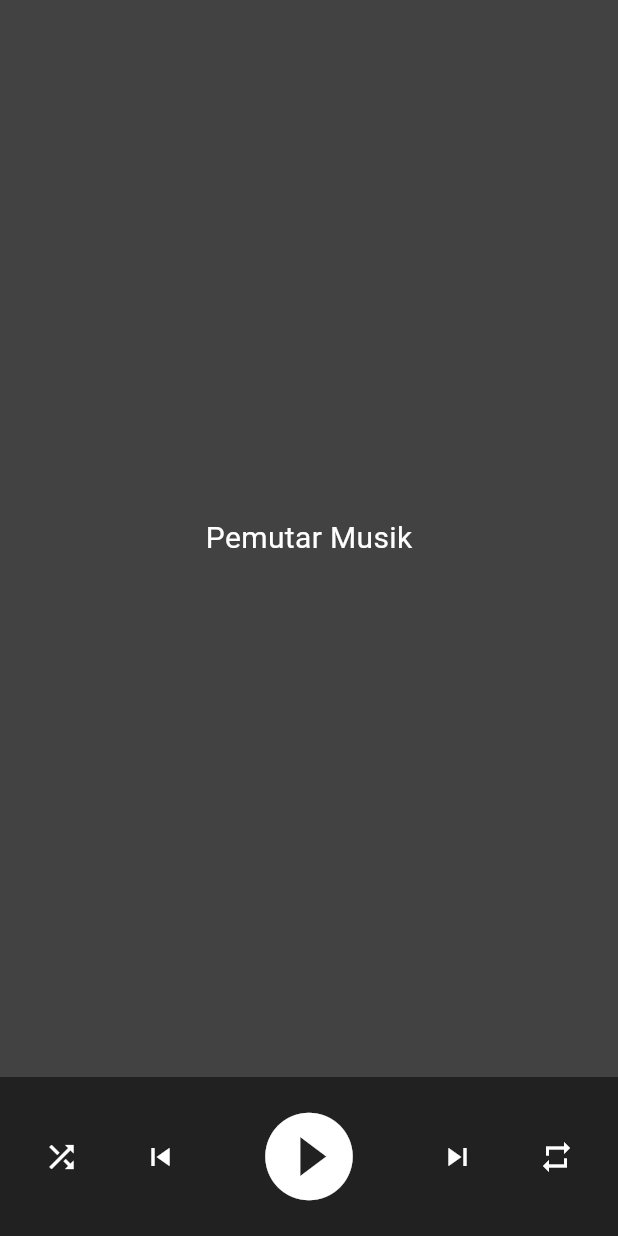
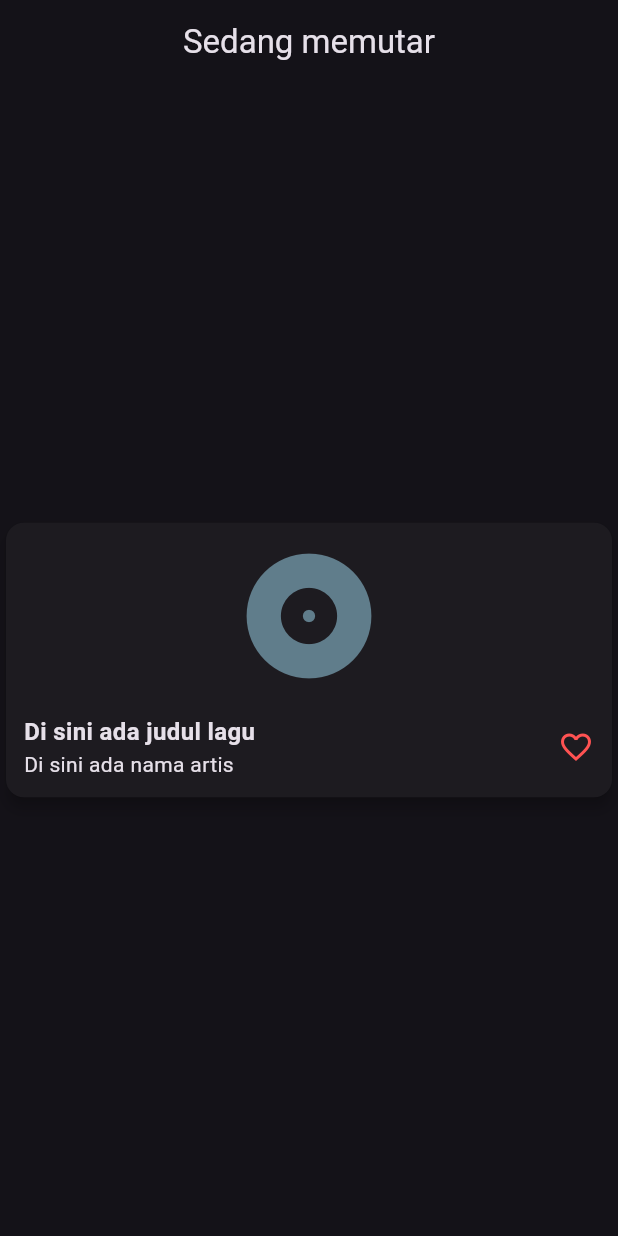
Before and after one commit to Dapaaw/Modul-6, a Flutter app: the screen it shows after launch, on a phone screen of 412 x 824 dp. Run offline on Flutter 3.47's test engine with Material 3 defaults, Android fonts, the phone set to English and light mode, and no system bars.

Commit message:
udah ges

```diff
--- a/lib/main.dart
+++ b/lib/main.dart
@@ -9,10 +9,8 @@ class MyApp extends StatelessWidget {
   @override
   Widget build(BuildContext context) {
     return MaterialApp(
-      title: 'Row and Column',
-      home: Scaffold(
-        body: MusikPage(),
-      ),
+      theme: ThemeData.dark(), // tampilannya gelap elegan
+      home: LaguPage(),
     );
   }
 }
--- a/lib/musik.dart
+++ b/lib/musik.dart
@@ -1,65 +1,54 @@
 import 'package:flutter/material.dart';
 
-class MusikPage extends StatelessWidget {
+class LaguPage extends StatelessWidget {
   @override
   Widget build(BuildContext context) {
     return Scaffold(
-      // Tambahkan backgroundColor untuk latar belakang gelap
-      backgroundColor: Colors.grey[800],
+      appBar: AppBar(
+        title: const Text("Sedang memutar"),
+        centerTitle: true, // judul appbar di tengah
+      ),
       body: Center(
-        child: Text(
-          "Pemutar Musik",
-          // Ubah warna teks menjadi putih agar kontras dengan latar gelap
-          style: TextStyle(fontSize: 20, color: Colors.white),
+        child: Card(
+          elevation: 4, // sesuai ketentuan
+          shape: RoundedRectangleBorder(
+            borderRadius: BorderRadius.circular(12), // border radius 12
+          ),
+          child: Padding(
+            padding: const EdgeInsets.all(12), // padding di dalam card
+            child: Column(
+              mainAxisSize: MainAxisSize.min,
+                children: <Widget>[
+                const Icon(
+                  Icons.album, // ikon lingkaran lagu
+                  size: 100,
+                  color: Colors.blueGrey,
+                ),
+                const SizedBox(height: 16),
+                Row(
+                  mainAxisAlignment: MainAxisAlignment.spaceBetween,
+                  children: [
+                  Column(
+                    crossAxisAlignment: CrossAxisAlignment.start,
+                    children: const [
+                    Text(
+                      "Di sini ada judul lagu",
+                      style: TextStyle(fontSize: 16, fontWeight: FontWeight.bold),
+                    ),
+                    Text(
+                      "Di sini ada nama artis",
+                      style: TextStyle(fontSize: 14),
+                    ),
+                    ],
+                  ),
+                  const Icon(Icons.favorite_border, color: Colors.redAccent),
+                  ],
+                ),
+              ],
+            ),
+          ),
         ),
       ),
-      bottomNavigationBar: buildControlBar(),
     );
   }
 }
-
-Widget buildControlBar() {
-  return Container(
-    padding: EdgeInsets.symmetric(horizontal: 8, vertical: 10),
-    // Ubah warna container menjadi sedikit lebih terang dari background
-    color: Colors.grey[900],
-    child: Row(
-      mainAxisAlignment: MainAxisAlignment.spaceEvenly,
-      children: [
-        // Widget children tetap sama
-        Expanded(
-          child: IconButton(
-            onPressed: () {},
-            icon: Icon(Icons.shuffle, color: Colors.white),
-          ),
-        ),
-        Expanded(
-          child: IconButton(
-            onPressed: () {},
-            icon: Icon(Icons.skip_previous, color: Colors.white),
-          ),
-        ),
-        Flexible(
-          flex: 2,
-          fit: FlexFit.tight,
-          child: IconButton(
-            onPressed: () {},
-            icon: Icon(Icons.play_circle_fill, color: Colors.white, size: 70),
-          ),
-        ),
-        Expanded(
-          child: IconButton(
-            onPressed: () {},
-            icon: Icon(Icons.skip_next, color: Colors.white),
-          ),
-        ),
-        Expanded(
-          child: IconButton(
-            onPressed: () {},
-            icon: Icon(Icons.repeat, color: Colors.white),
-          ),
-        ),
-      ],
-    ),
-  );
-}
```
